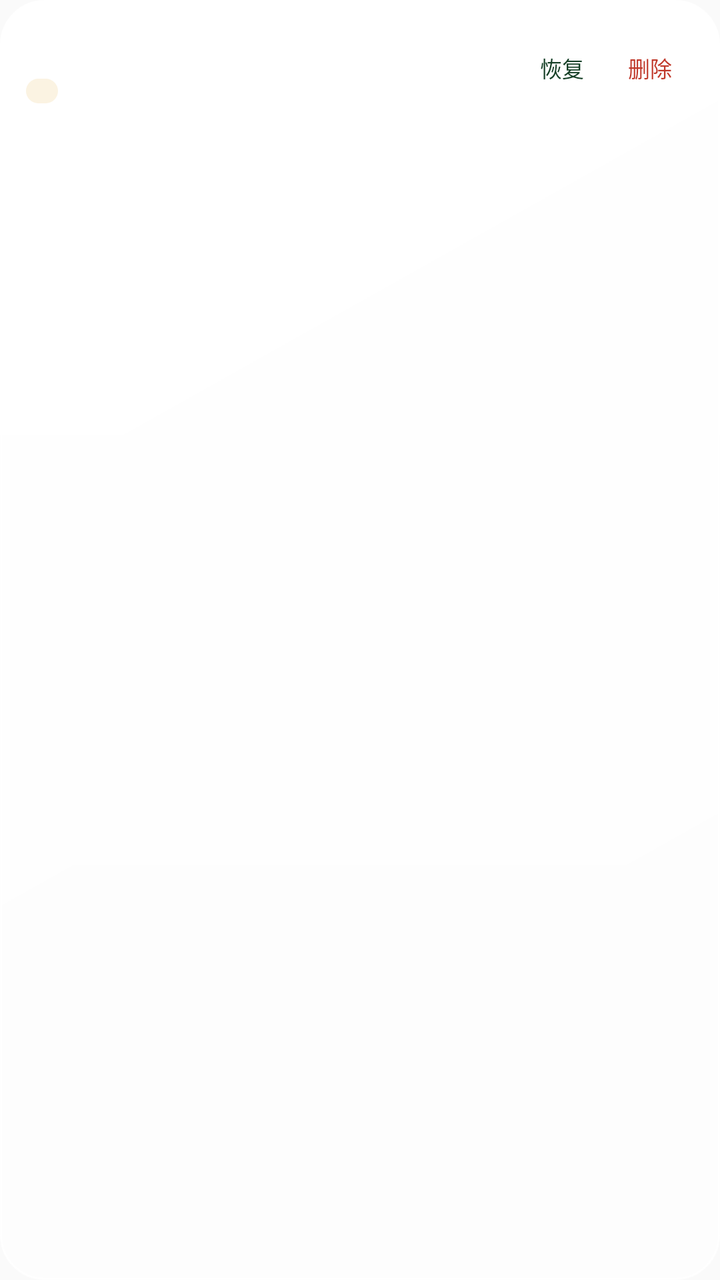
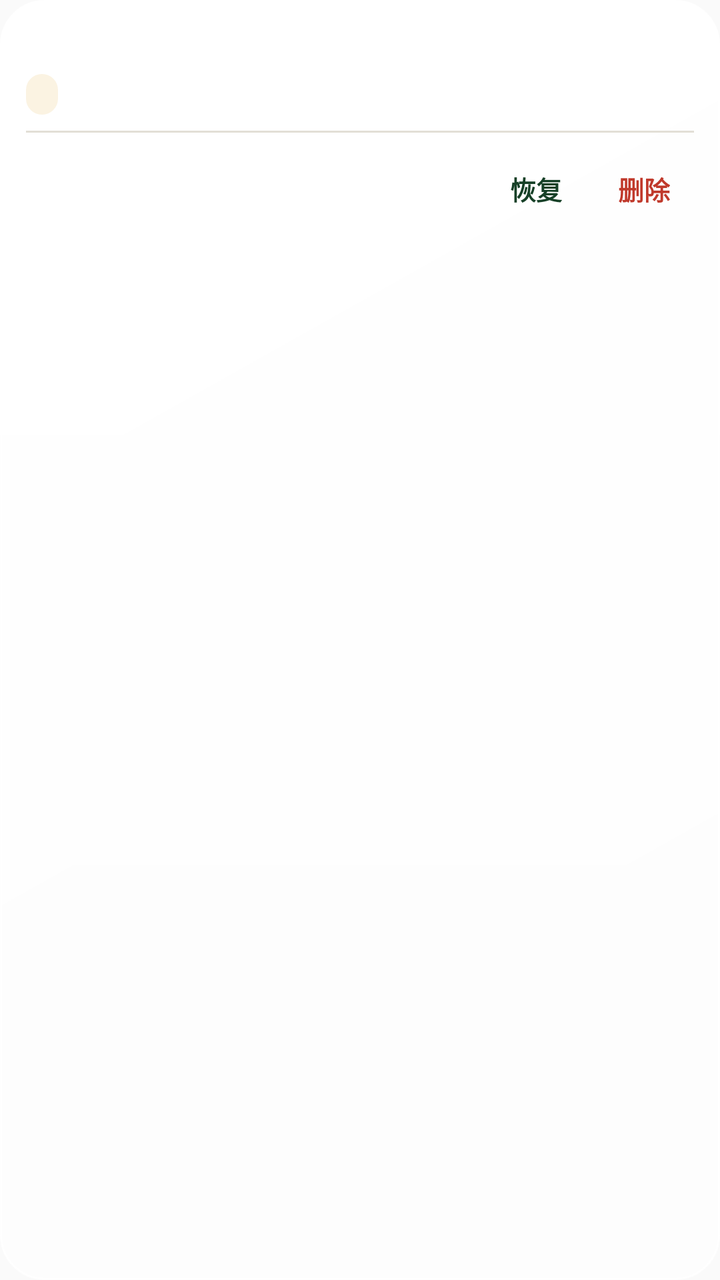

An Android layout rendered at two revisions. The XML below is the earlier revision; the diff shows what the commit changed to produce the second picture.
<!-- AndroidManifest.xml: application theme Theme.TreeLearn -->
<!-- res/layout/item_library_archived.xml -->
<?xml version="1.0" encoding="utf-8"?>
<LinearLayout xmlns:android="http://schemas.android.com/apk/res/android"
    android:id="@+id/library_done_row"
    android:layout_width="match_parent"
    android:layout_height="wrap_content"
    android:layout_marginStart="@dimen/page_gutter"
    android:layout_marginEnd="@dimen/page_gutter"
    android:layout_marginBottom="@dimen/library_card_gap"
    android:background="@drawable/bg_library_card"
    android:elevation="@dimen/card_elevation"
    android:orientation="vertical"
    android:paddingStart="@dimen/library_card_pad_h"
    android:paddingTop="@dimen/library_card_pad_v"
    android:paddingEnd="@dimen/library_card_pad_h"
    android:paddingBottom="@dimen/library_card_pad_v">

    <LinearLayout
        android:layout_width="match_parent"
        android:layout_height="wrap_content"
        android:gravity="center_vertical"
        android:minHeight="@dimen/touch_min"
        android:orientation="horizontal">

        <LinearLayout
            android:layout_width="0dp"
            android:layout_height="wrap_content"
            android:layout_weight="1"
            android:orientation="vertical">

            <TextView
                android:id="@+id/library_done_title"
                android:layout_width="match_parent"
                android:layout_height="wrap_content"
                android:ellipsize="end"
                android:lineSpacingMultiplier="1.45"
                android:maxLines="2"
                android:textColor="@color/tl_ink"
                android:textSize="@dimen/text_library_card_title"
                android:textStyle="bold" />

            <TextView
                android:id="@+id/library_done_summary"
                android:layout_width="match_parent"
                android:layout_height="wrap_content"
                android:layout_marginTop="@dimen/space_s1"
                android:ellipsize="end"
                android:lineSpacingMultiplier="1.55"
                android:maxLines="2"
                android:textColor="@color/tl_ink2"
                android:textSize="@dimen/text_library_summary"
                android:visibility="gone" />

            <LinearLayout
                android:layout_width="match_parent"
                android:layout_height="wrap_content"
                android:layout_marginTop="@dimen/library_meta_top"
                android:gravity="center_vertical"
                android:orientation="horizontal">

                <TextView
                    android:id="@+id/library_done_mark"
                    android:layout_width="wrap_content"
                    android:layout_height="wrap_content"
                    android:background="@drawable/bg_pill"
                    android:backgroundTint="@color/tl_amber_soft"
                    android:paddingStart="@dimen/space_s2"
                    android:paddingEnd="@dimen/space_s2"
                    android:textColor="@color/tl_amber"
                    android:textSize="@dimen/text_library_meta" />

                <TextView
                    android:id="@+id/library_done_meta"
                    android:layout_width="0dp"
                    android:layout_height="wrap_content"
                    android:layout_marginStart="@dimen/library_meta_gap"
                    android:layout_weight="1"
                    android:ellipsize="end"
                    android:maxLines="1"
                    android:textColor="@color/tl_ink3"
                    android:textSize="@dimen/text_library_meta" />
            </LinearLayout>
        </LinearLayout>

        <Button
            android:id="@+id/library_done_restore"
            android:layout_width="wrap_content"
            android:layout_height="@dimen/touch_min"
            android:background="@drawable/bg_icon_button"
            android:minWidth="@dimen/touch_min"
            android:stateListAnimator="@null"
            android:text="@string/done_restore"
            android:textColor="@color/tl_green_deep"
            android:textSize="@dimen/text_cap" />

        <Button
            android:id="@+id/library_done_delete"
            android:layout_width="wrap_content"
            android:layout_height="@dimen/touch_min"
            android:background="@drawable/bg_danger_link_ripple"
            android:minWidth="@dimen/touch_min"
            android:stateListAnimator="@null"
            android:text="@string/done_delete"
            android:textColor="@color/tl_red"
            android:textSize="@dimen/text_cap" />
    </LinearLayout>

    <TextView
        android:id="@+id/library_done_prompt"
        android:layout_width="match_parent"
        android:layout_height="wrap_content"
        android:paddingTop="@dimen/space_s2"
        android:textColor="@color/tl_ink2"
        android:textSize="@dimen/text_cap"
        android:visibility="gone" />

    <LinearLayout
        android:id="@+id/library_done_actions"
        android:layout_width="match_parent"
        android:layout_height="wrap_content"
        android:gravity="end"
        android:orientation="horizontal"
        android:paddingTop="@dimen/space_s2"
        android:visibility="gone">

        <Button
            android:id="@+id/library_done_cancel"
            android:layout_width="wrap_content"
            android:layout_height="@dimen/touch_min"
            android:background="@drawable/bg_icon_button"
            android:minWidth="@dimen/touch_min"
            android:stateListAnimator="@null"
            android:text="@string/done_delete_cancel"
            android:textColor="@color/tl_ink3"
            android:textSize="@dimen/text_cap" />

        <Button
            android:id="@+id/library_done_confirm"
            android:layout_width="wrap_content"
            android:layout_height="@dimen/touch_min"
            android:layout_marginStart="@dimen/space_s2"
            android:background="@drawable/bg_danger_link_ripple"
            android:minWidth="@dimen/touch_min"
            android:stateListAnimator="@null"
            android:text="@string/done_delete_confirm"
            android:textColor="@color/tl_red"
            android:textSize="@dimen/text_cap" />
    </LinearLayout>
</LinearLayout>
<!-- resources referenced by this layout -->
<resources>
  <color name="tl_amber">#B05108</color>
  <color name="tl_amber_soft">#FBF3E2</color>
  <color name="tl_green_deep">#164027</color>
  <color name="tl_ink">#16241C</color>
  <color name="tl_ink2">#435449</color>
  <color name="tl_ink3">#627067</color>
  <color name="tl_red">#C0392B</color>
  <dimen name="card_elevation">1dp</dimen>
  <dimen name="library_card_gap">9dp</dimen>
  <dimen name="library_card_pad_h">13dp</dimen>
  <dimen name="library_card_pad_v">12dp</dimen>
  <dimen name="library_meta_gap">5dp</dimen>
  <dimen name="library_meta_top">6dp</dimen>
  <dimen name="page_gutter">20dp</dimen>
  <dimen name="space_s1">4dp</dimen>
  <dimen name="space_s2">8dp</dimen>
  <dimen name="text_cap">11sp</dimen>
  <dimen name="text_library_card_title">12.5sp</dimen>
  <dimen name="text_library_meta">9sp</dimen>
  <dimen name="text_library_summary">10.5sp</dimen>
  <dimen name="touch_min">44dp</dimen>
  <!-- drawable bg_danger_link_ripple (drawable) -->
  <?xml version="1.0" encoding="utf-8"?>
  <ripple xmlns:android="http://schemas.android.com/apk/res/android"
      android:color="@color/ripple_danger">
      <item android:id="@android:id/mask">
          <shape android:shape="rectangle">
              <solid android:color="@android:color/white" />
              <corners android:radius="@dimen/radius_sm" />
          </shape>
      </item>
  </ripple>
  <!-- drawable bg_icon_button (drawable) -->
  <?xml version="1.0" encoding="utf-8"?>
  <ripple xmlns:android="http://schemas.android.com/apk/res/android"
      android:color="@color/ripple_control">
      <item>
          <shape android:shape="rectangle">
              <solid android:color="@android:color/transparent" />
              <corners android:radius="@dimen/radius_md" />
          </shape>
      </item>
      <item android:id="@android:id/mask">
          <shape android:shape="rectangle">
              <solid android:color="@android:color/white" />
              <corners android:radius="@dimen/radius_md" />
          </shape>
      </item>
  </ripple>
  <!-- drawable bg_library_card (drawable) -->
  <?xml version="1.0" encoding="utf-8"?>
  <layer-list xmlns:android="http://schemas.android.com/apk/res/android">
      <item android:drawable="@drawable/bg_glass_card" />
  </layer-list>
  <!-- drawable bg_pill (drawable) -->
  <?xml version="1.0" encoding="utf-8"?>
  <shape xmlns:android="http://schemas.android.com/apk/res/android" android:shape="rectangle">
      <solid android:color="@color/tl_surface" />
      <corners android:radius="@dimen/radius_full" />
  </shape>
  <string name="done_delete">删除</string>
  <string name="done_delete_cancel">取消</string>
  <string name="done_delete_confirm">永久删除</string>
  <string name="done_restore">恢复</string>
  <dimen name="radius_sm">8dp</dimen>
  <dimen name="radius_md">14dp</dimen>
  <color name="tl_surface">#FCFBF8</color>
  <dimen name="radius_full">99dp</dimen>
  <color name="tl_green">#2B6E45</color>
  <color name="tl_bg">#F4F1EB</color>
  <color name="tl_mist_base">#EDEDE4</color>
  <color name="glass_sheen">#80FFFFFF</color>
  <dimen name="radius_xl">22dp</dimen>
  <color name="glass_card_lo">#7FFFFFFF</color>
  <color name="glass_card">#DBFFFFFF</color>
  <dimen name="hairline">1dp</dimen>
  <color name="glass_edge">#E0FFFFFF</color>
  <!-- unchanged entries left out for length: 2 -->
</resources>

<!-- the commit's change to res/layout/item_library_archived.xml (unified diff, before → after) -->
@@ -12,96 +12,106 @@
     android:paddingStart="@dimen/library_card_pad_h"
     android:paddingTop="@dimen/library_card_pad_v"
     android:paddingEnd="@dimen/library_card_pad_h"
-    android:paddingBottom="@dimen/library_card_pad_v">
+    android:paddingBottom="@dimen/library_archived_pad_bottom">
+
+    <TextView
+        android:id="@+id/library_done_title"
+        android:layout_width="match_parent"
+        android:layout_height="wrap_content"
+        android:ellipsize="end"
+        android:lineSpacingMultiplier="1.45"
+        android:maxLines="2"
+        android:textColor="@color/tl_ink"
+        android:textSize="@dimen/text_library_card_title"
+        android:textStyle="bold" />
+
+    <TextView
+        android:id="@+id/library_done_summary"
+        android:layout_width="match_parent"
+        android:layout_height="wrap_content"
+        android:layout_marginTop="@dimen/space_s1"
+        android:ellipsize="end"
+        android:lineSpacingMultiplier="1.55"
+        android:maxLines="2"
+        android:textColor="@color/tl_ink2"
+        android:textSize="@dimen/text_library_summary"
+        android:visibility="gone" />
 
     <LinearLayout
         android:layout_width="match_parent"
         android:layout_height="wrap_content"
+        android:layout_marginTop="@dimen/library_meta_top"
         android:gravity="center_vertical"
-        android:minHeight="@dimen/touch_min"
         android:orientation="horizontal">
 
-        <LinearLayout
+        <TextView
+            android:id="@+id/library_done_mark"
+            android:layout_width="wrap_content"
+            android:layout_height="wrap_content"
+            android:background="@drawable/bg_pill"
+            android:backgroundTint="@color/tl_amber_soft"
+            android:paddingStart="@dimen/space_s2"
+            android:paddingTop="2dp"
+            android:paddingEnd="@dimen/space_s2"
+            android:paddingBottom="2dp"
+            android:textColor="@color/tl_amber"
+            android:textSize="@dimen/text_library_meta" />
+
+        <TextView
+            android:id="@+id/library_done_meta"
             android:layout_width="0dp"
             android:layout_height="wrap_content"
+            android:layout_marginStart="@dimen/library_meta_gap"
             android:layout_weight="1"
-            android:orientation="vertical">
+            android:ellipsize="end"
+            android:maxLines="1"
+            android:textColor="@color/tl_ink3"
+            android:textSize="@dimen/text_library_meta" />
+    </LinearLayout>
 
-            <TextView
-                android:id="@+id/library_done_title"
-                android:layout_width="match_parent"
-                android:layout_height="wrap_content"
-                android:ellipsize="end"
-                android:lineSpacingMultiplier="1.45"
-                android:maxLines="2"
-                android:textColor="@color/tl_ink"
-                android:textSize="@dimen/text_library_card_title"
-                android:textStyle="bold" />
+    
+    <View
+        android:layout_width="match_parent"
+        android:layout_height="@dimen/hairline"
+        android:layout_marginTop="@dimen/library_actions_top"
+        android:background="@color/tl_line" />
 
-            <TextView
-                android:id="@+id/library_done_summary"
-                android:layout_width="match_parent"
-                android:layout_height="wrap_content"
-                android:layout_marginTop="@dimen/space_s1"
-                android:ellipsize="end"
-                android:lineSpacingMultiplier="1.55"
-                android:maxLines="2"
-                android:textColor="@color/tl_ink2"
-                android:textSize="@dimen/text_library_summary"
-                android:visibility="gone" />
-
-            <LinearLayout
-                android:layout_width="match_parent"
-                android:layout_height="wrap_content"
-                android:layout_marginTop="@dimen/library_meta_top"
-                android:gravity="center_vertical"
-                android:orientation="horizontal">
-
-                <TextView
-                    android:id="@+id/library_done_mark"
-                    android:layout_width="wrap_content"
-                    android:layout_height="wrap_content"
-                    android:background="@drawable/bg_pill"
-                    android:backgroundTint="@color/tl_amber_soft"
-                    android:paddingStart="@dimen/space_s2"
-                    android:paddingEnd="@dimen/space_s2"
-                    android:textColor="@color/tl_amber"
-                    android:textSize="@dimen/text_library_meta" />
-
-                <TextView
-                    android:id="@+id/library_done_meta"
-                    android:layout_width="0dp"
-                    android:layout_height="wrap_content"
-                    android:layout_marginStart="@dimen/library_meta_gap"
-                    android:layout_weight="1"
-                    android:ellipsize="end"
-                    android:maxLines="1"
-                    android:textColor="@color/tl_ink3"
-                    android:textSize="@dimen/text_library_meta" />
-            </LinearLayout>
-        </LinearLayout>
+    <LinearLayout
+        android:id="@+id/library_done_actions"
+        android:layout_width="match_parent"
+        android:layout_height="wrap_content"
+        android:gravity="end"
+        android:orientation="horizontal"
+        android:paddingTop="@dimen/library_actions_pad_top">
 
         <Button
             android:id="@+id/library_done_restore"
             android:layout_width="wrap_content"
             android:layout_height="@dimen/touch_min"
-            android:background="@drawable/bg_icon_button"
-            android:minWidth="@dimen/touch_min"
+            android:background="?android:attr/selectableItemBackgroundBorderless"
+            android:minWidth="0dp"
+            android:paddingStart="@dimen/space_s3"
+            android:paddingEnd="@dimen/space_s3"
             android:stateListAnimator="@null"
             android:text="@string/done_restore"
             android:textColor="@color/tl_green_deep"
-            android:textSize="@dimen/text_cap" />
+            android:textSize="@dimen/text_library_segment"
+            android:textStyle="bold" />
 
         <Button
             android:id="@+id/library_done_delete"
             android:layout_width="wrap_content"
             android:layout_height="@dimen/touch_min"
-            android:background="@drawable/bg_danger_link_ripple"
-            android:minWidth="@dimen/touch_min"
+            android:layout_marginStart="@dimen/space_s1"
+            android:background="?android:attr/selectableItemBackgroundBorderless"
+            android:minWidth="0dp"
+            android:paddingStart="@dimen/space_s3"
+            android:paddingEnd="@dimen/space_s3"
             android:stateListAnimator="@null"
             android:text="@string/done_delete"
             android:textColor="@color/tl_red"
-            android:textSize="@dimen/text_cap" />
+            android:textSize="@dimen/text_library_segment"
+            android:textStyle="bold" />
     </LinearLayout>
 
     <TextView
@@ -114,7 +124,7 @@
         android:visibility="gone" />
 
     <LinearLayout
-        android:id="@+id/library_done_actions"
+        android:id="@+id/library_done_confirm_row"
         android:layout_width="match_parent"
         android:layout_height="wrap_content"
         android:gravity="end"
<!-- resource entries referenced after the edit -->
@@ -6,6 +6,7 @@
   <color name="tl_ink">#16241C</color>
   <color name="tl_ink2">#435449</color>
   <color name="tl_ink3">#627067</color>
+  <color name="tl_line">#E2DFD6</color>
   <color name="tl_red">#C0392B</color>
   <dimen name="card_elevation">1dp</dimen>
   <dimen name="library_card_gap">9dp</dimen>
@@ -16,10 +17,12 @@
   <dimen name="page_gutter">20dp</dimen>
   <dimen name="space_s1">4dp</dimen>
   <dimen name="space_s2">8dp</dimen>
-  <dimen name="text_cap">11sp</dimen>
-  <dimen name="text_library_card_title">12.5sp</dimen>
-  <dimen name="text_library_meta">9sp</dimen>
-  <dimen name="text_library_summary">10.5sp</dimen>
+  <dimen name="space_s3">12dp</dimen>
+  <dimen name="text_cap">12sp</dimen>
+  <dimen name="text_library_card_title">14sp</dimen>
+  <dimen name="text_library_meta">12sp</dimen>
+  <dimen name="text_library_segment">13sp</dimen>
+  <dimen name="text_library_summary">12.5sp</dimen>
   <dimen name="touch_min">44dp</dimen>
   <!-- drawable bg_danger_link_ripple (drawable) -->
   <?xml version="1.0" encoding="utf-8"?>
@@ -76,6 +79,9 @@
   <color name="glass_card_lo">#7FFFFFFF</color>
   <color name="glass_card">#DBFFFFFF</color>
   <dimen name="hairline">1dp</dimen>
+  <dimen name="library_actions_pad_top">6dp</dimen>
+  <dimen name="library_actions_top">8dp</dimen>
+  <dimen name="library_archived_pad_bottom">4dp</dimen>
   <color name="glass_edge">#E0FFFFFF</color>
   <!-- unchanged entries left out for length: 2 -->
 </resources>
